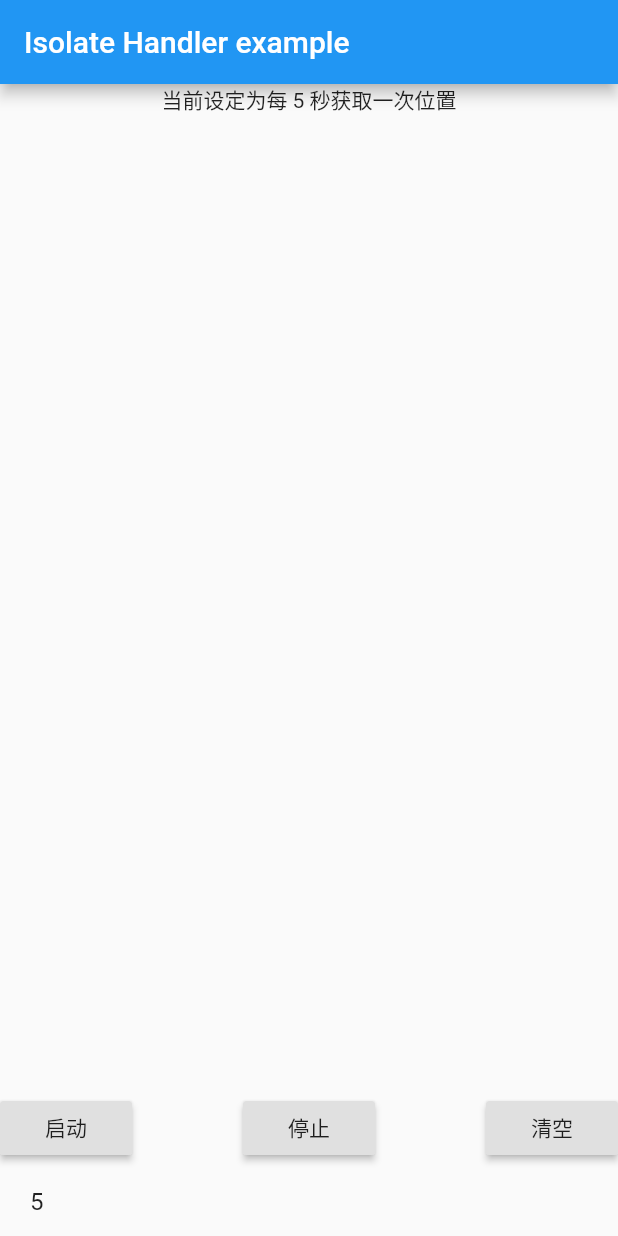
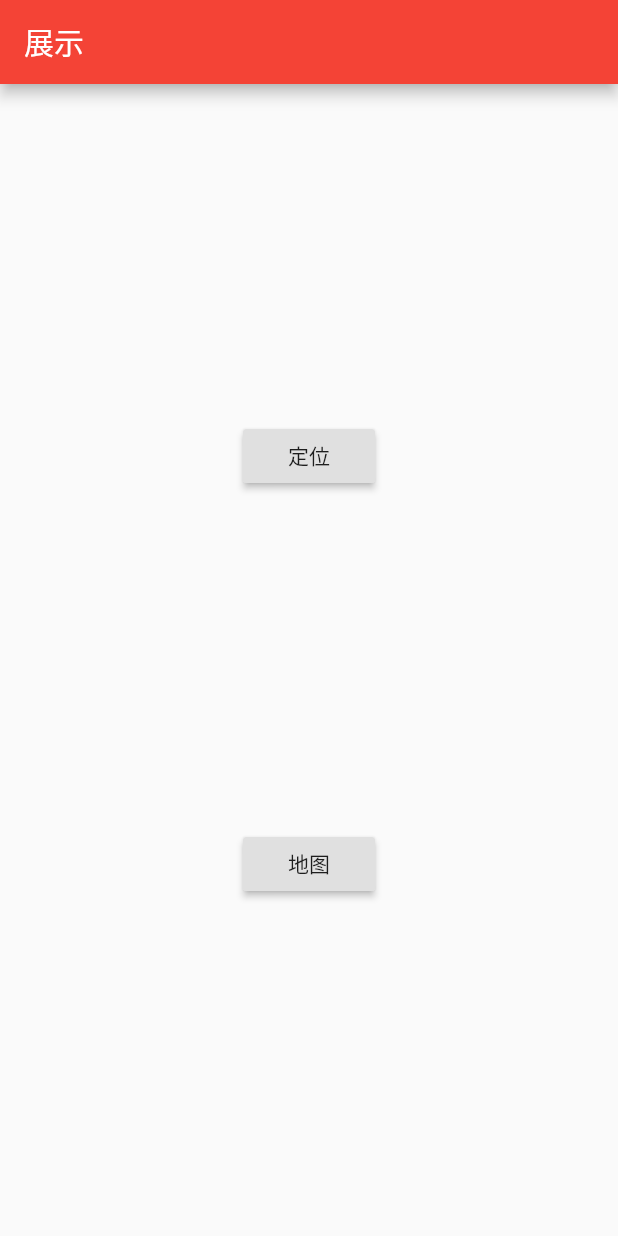
Before and after one commit to zhenhua32/runman, a Flutter app: the screen it shows after launch, on a phone screen of 412 x 824 dp. Run offline on Flutter 3.47's test engine with Material 2 defaults, Android fonts, the phone set to English and light mode, and no system bars; our stand-ins replace fluttertoast, permission_handler, shared_preferences; missing offline and left inert: flutter_bmfbase, flutter_bmfmap, isolate_handler.

Commit message:
终于把地图显示出来了百度地图太坑

```diff
--- a/lib/config/routes.dart
+++ b/lib/config/routes.dart
@@ -1,5 +1,9 @@
 import '../screens/isolate_demo.dart' as isolate_demo;
+import '../screens/map_demo.dart' as map_demo;
+import '../screens/show.dart' as show_page;
 
 var routes = {
+  '/': (context) => show_page.ShowPage(),
   '/isolate_demo': (context) => isolate_demo.MyApp(),
+  '/map_demo': (context) => map_demo.MyApp(),
 };
--- a/lib/main.dart
+++ b/lib/main.dart
@@ -2,9 +2,11 @@ import 'package:flutter/material.dart';
 
 import 'config/routes.dart';
 import 'config/theme.dart';
+import 'common/location.dart';
 
 main() {
   WidgetsFlutterBinding.ensureInitialized();
+  initBaiduMap();
   runApp(MyApp());
 }
 
@@ -14,7 +16,7 @@ class MyApp extends StatelessWidget {
     return MaterialApp(
       title: 'RunMan',
       theme: theme,
-      initialRoute: '/isolate_demo',
+      initialRoute: '/',
       routes: routes,
     );
   }
--- a/lib/screens/isolate_demo.dart
+++ b/lib/screens/isolate_demo.dart
@@ -1,12 +1,9 @@
 import 'dart:async';
-import 'dart:io' show Platform;
 
 import 'package:bdmap_location_flutter_plugin/bdmap_location_flutter_plugin.dart';
 import 'package:flutter/material.dart';
 import 'package:isolate_handler/isolate_handler.dart';
 import 'package:shared_preferences/shared_preferences.dart';
-// import 'package:flutter_bmfbase/BaiduMap/bmfmap_base.dart';
-// import 'package:flutter_bmfmap/BaiduMap/bmfmap_map.dart';
 
 import '../common/location.dart';
 import '../common/toast.dart';
@@ -23,18 +20,11 @@ class MyApp extends StatefulWidget {
 }
 
 class _MyAppState extends State<MyApp> {
-  // Let's create a new IsolateHandler instance. This is what we will use
-  // to spawn isolates.
+  // 创建一个 IsolateHandler, 用于派生 isolate
   final isolates = IsolateHandler();
   LocationFlutterPlugin _locationPlugin = new LocationFlutterPlugin();
-  // BMFMapOptions mapOptions = BMFMapOptions(
-  //     center: BMFCoordinate(39.917215, 116.380341),
-  //     zoomLevel: 12,
-  //     mapPadding: BMFEdgeInsets(left: 30, top: 0, right: 30, bottom: 0));
-  // BMFMapController myMapController;
-  // Size screenSize;
 
-  // Variable where we can store the message.
+  // 保存消息
   List<String> messages = [];
   Timer timer;
   String seconds = '5';
@@ -73,7 +63,6 @@ class _MyAppState extends State<MyApp> {
 
   saveMessage(String msg) {
     // 收到消息时的回调函数
-    // Show the new message.
     setState(() {
       if (messages.length == 0 || messages[messages.length - 1] != msg) {
         messages.add(msg);
@@ -133,16 +122,6 @@ class _MyAppState extends State<MyApp> {
     SharedPreferences prefs = await SharedPreferences.getInstance();
     prefs.setString('seconds', seconds);
   }
-
-  /// 创建完成回调
-  // void onBMFMapCreated(BMFMapController controller) {
-  //   myMapController = controller;
-
-  //   /// 地图加载回调
-  //   myMapController?.setMapDidLoadCallback(callback: () {
-  //     print('mapDidLoad-地图加载完成');
-  //   });
-  // }
 
   Widget _buildRow(var position) {
     return Container(
@@ -208,27 +187,11 @@ class _MyAppState extends State<MyApp> {
     );
   }
 
-  // Container _createMap() {
-  //   return Container(
-  //     height: screenSize.height,
-  //     width: screenSize.width,
-  //     child: BMFMapWidget(
-  //       onBMFMapCreated: (controller) {
-  //         onBMFMapCreated(controller);
-  //       },
-  //       mapOptions: mapOptions,
-  //     ),
-  //   );
-  // }
-
   @override
   Widget build(BuildContext context) {
-    // screenSize = MediaQuery.of(context).size;
-
-    return MaterialApp(
-      home: Scaffold(
+    return Scaffold(
       appBar: AppBar(
-          title: const Text('Isolate Handler example'),
+        title: const Text('定位'),
       ),
       body: Center(
           child: Column(
@@ -239,7 +202,6 @@ class _MyAppState extends State<MyApp> {
           _createInputView(),
         ],
       )),
-      ),
     );
   }
 }
--- /dev/null
+++ b/lib/screens/map_demo.dart
@@ -0,0 +1,68 @@
+import 'package:flutter/material.dart';
+
+import 'package:flutter_bmfbase/BaiduMap/bmfmap_base.dart';
+import 'package:flutter_bmfmap/BaiduMap/bmfmap_map.dart';
+
+class MyApp extends StatefulWidget {
+  MyApp({Key key}) : super(key: key);
+
+  @override
+  _MyAppState createState() => _MyAppState();
+}
+
+class _MyAppState extends State<MyApp> {
+  BMFMapController myMapController;
+
+  Size screenSize;
+
+  /// 创建完成回调
+  void onBMFMapCreated(BMFMapController controller) {
+    myMapController = controller;
+
+    /// 地图加载回调
+    myMapController?.setMapDidLoadCallback(callback: () {
+      print('mapDidLoad-地图加载完成');
+    });
+  }
+
+  /// 设置地图参数
+  BMFMapOptions initMapOptions() {
+    BMFMapOptions mapOptions = BMFMapOptions(
+        center: BMFCoordinate(39.917215, 116.380341),
+        zoomLevel: 12,
+        mapPadding: BMFEdgeInsets(left: 30, top: 0, right: 30, bottom: 0));
+    return mapOptions;
+  }
+
+  /// 创建地图
+  Container generateMap() {
+    return Container(
+      height: screenSize.height,
+      width: screenSize.width,
+      child: BMFMapWidget(
+        onBMFMapCreated: (controller) {
+          onBMFMapCreated(controller);
+        },
+        mapOptions: initMapOptions(),
+      ),
+    );
+  }
+
+  /// 创建控制栏
+  Widget generateControlBar() {
+    throw UnimplementedError();
+  }
+
+  @override
+  Widget build(BuildContext context) {
+    screenSize = MediaQuery.of(context).size;
+    print(screenSize);
+
+    return Scaffold(
+      appBar: AppBar(
+        title: Text('地图'),
+      ),
+      body: generateMap(),
+    );
+  }
+}
--- /dev/null
+++ b/lib/screens/show.dart
@@ -0,0 +1,30 @@
+import 'package:flutter/material.dart';
+
+class ShowPage extends StatelessWidget {
+  const ShowPage({Key key}) : super(key: key);
+
+  @override
+  Widget build(BuildContext context) {
+    return Scaffold(
+      appBar: AppBar(
+        title: Text('展示'),
+      ),
+      body: Container(
+        alignment: Alignment.center,
+        child: Column(
+          mainAxisAlignment: MainAxisAlignment.spaceEvenly,
+          children: [
+            RaisedButton(
+              onPressed: () => Navigator.pushNamed(context, '/isolate_demo'),
+              child: Text('定位'),
+            ),
+            RaisedButton(
+              onPressed: () => Navigator.pushNamed(context, '/map_demo'),
+              child: Text('地图'),
+            )
+          ],
+        ),
+      ),
+    );
+  }
+}
```
Also changed, not shown: lib/common/location.dart (+3 -4 lines), 2 other files. Lines whose indentation alone changed are shown as unchanged.
